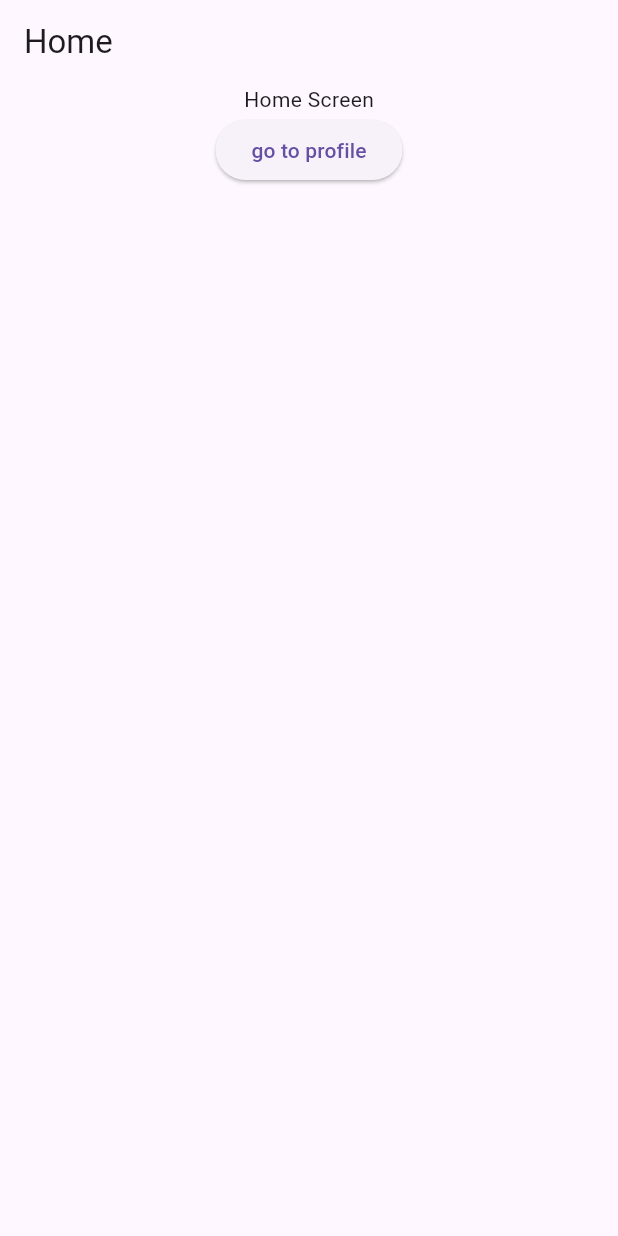
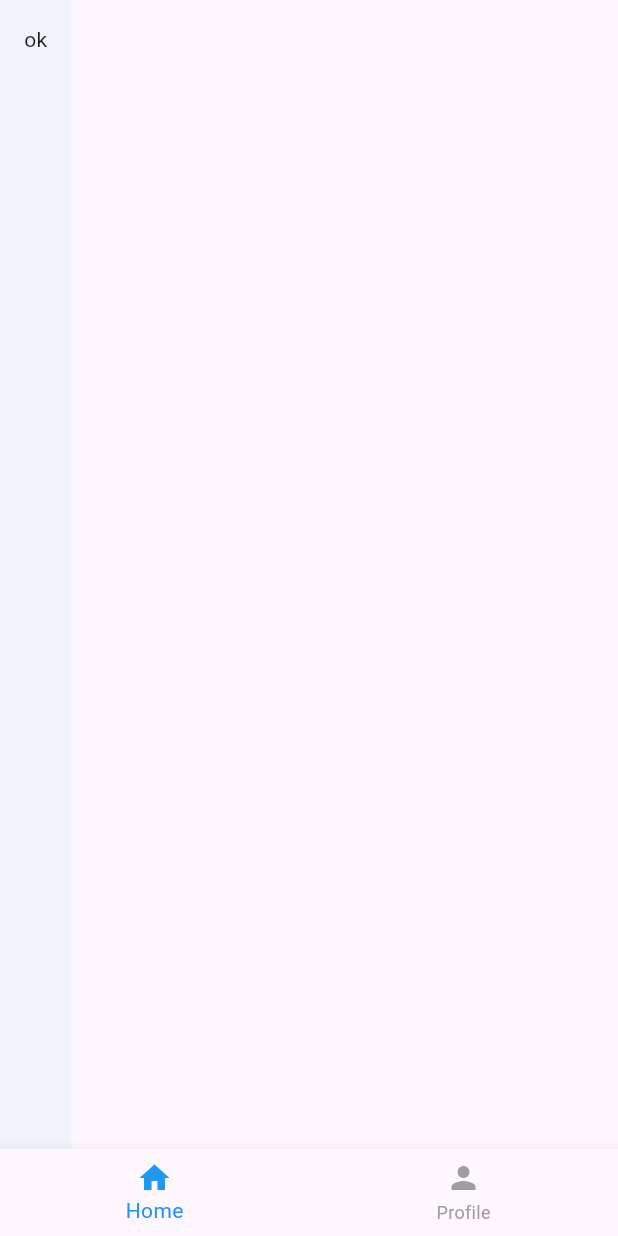
Before and after one commit to GuitherezDika/flutter_task, a Flutter app: the screen it shows after launch, on a phone screen of 412 x 824 dp. Run offline on Flutter 3.47's test engine with Material 3 defaults, Android fonts, the phone set to English and light mode, and no system bars.

Commit message:
feat: update screens file

```diff
--- a/lib/home_screen.dart
+++ /dev/null
@@ -1,25 +0,0 @@
-import 'package:flutter/material.dart';
-
-class HomeScreen extends StatelessWidget {
-  const HomeScreen({super.key});
-
-  @override
-  Widget build(BuildContext context) {
-    return Scaffold(
-      appBar: AppBar(title: const Text('Home')),
-      body: Center(
-        child: Column(
-          children: [
-            Text('Home Screen'),
-            ElevatedButton(
-              child: Text('go to profile'),
-              onPressed: () {
-                Navigator.pushNamed(context, '/profile');
-              },
-            ),
-          ],
-        ),
-      ),
-    );
-  }
-}
--- a/lib/main.dart
+++ b/lib/main.dart
@@ -1,6 +1,5 @@
 import 'package:flutter/material.dart';
-import 'package:flutter_task/home_screen.dart';
-import 'package:flutter_task/profile_screen.dart';
+import 'package:flutter_task/screens/main_tab_screen.dart';
 
 void main() => runApp(const MyApp());
 
@@ -11,12 +10,7 @@ class MyApp extends StatelessWidget {
   Widget build (BuildContext context) {
     return MaterialApp(
       title: 'Contoh Navigasi Flutter',
-      initialRoute: '/',
-      routes: {
-        '/': (context) => const HomeScreen(),
-        '/profile': (context) => const ProfileScreen(),
-      }
+      home: const MainTabScreen(),
     );
   }
-
 }
--- /dev/null
+++ b/lib/screens/home_screen.dart
@@ -0,0 +1,30 @@
+import 'package:flutter/material.dart';
+
+class HomeScreen extends StatefulWidget {
+  const HomeScreen({super.key});
+
+  @override
+  State<HomeScreen> createState() => _HomeScreenState();
+}
+
+class _HomeScreenState extends State<HomeScreen> {
+  @override
+  Widget build(BuildContext context) {
+    return MaterialApp(
+      title: 'Home',
+      home: Scaffold(
+        body: Container(
+          color: Color(0xFFf0f3f8),
+          child: Padding(
+            padding: EdgeInsets.all(16),
+            child: Column(
+              children: [
+                Text('ok')
+              ],
+            ),
+          )
+        ),
+      )
+    );
+  }
+}
--- /dev/null
+++ b/lib/screens/main_tab_screen.dart
@@ -0,0 +1,48 @@
+import 'package:flutter/material.dart';
+import 'package:flutter_task/screens/home_screen.dart';
+import 'package:flutter_task/screens/profile_screen.dart';
+
+class MainTabScreen extends StatefulWidget{
+  const MainTabScreen({super.key});
+
+  @override
+  State<MainTabScreen> createState() => _MainTabScreenState();
+}
+
+class _MainTabScreenState extends State<MainTabScreen> {
+  int _selectedIndex = 0;
+
+  final List<Widget> _pages = const [
+    HomeScreen(),
+    ProfileScreen(),
+  ];
+
+  void _onItemTapped(int index) {
+    setState(() {
+      _selectedIndex = index;
+    });
+  }
+
+  @override
+  Widget build(BuildContext context) {
+    return Scaffold(
+      body: _pages[_selectedIndex],
+      bottomNavigationBar: BottomNavigationBar(
+        currentIndex: _selectedIndex,
+        onTap: _onItemTapped,
+        selectedItemColor: Colors.blue,
+        unselectedItemColor: Colors.grey,
+        items: [
+          BottomNavigationBarItem(
+            icon: Icon(Icons.home),
+            label: 'Home',
+          ),
+          BottomNavigationBarItem(
+            icon: Icon(Icons.person),
+            label: 'Profile',
+          ),
+        ],
+      ),
+    );
+  }
+}
--- a/lib/profile_screen.dart
+++ b/lib/screens/profile_screen.dart
@@ -1,8 +1,13 @@
 import 'package:flutter/material.dart';
 
-class ProfileScreen extends StatelessWidget {
+class ProfileScreen extends StatefulWidget {
   const ProfileScreen({super.key});
 
+  @override
+  State<ProfileScreen> createState() => _ProfileScreenState();
+}
+
+class _ProfileScreenState extends State<ProfileScreen> {
   @override
   Widget build(BuildContext context) {
     return MaterialApp(
```
Also changed, not shown: lib/mainProfile.dart (deleted, +0 -413 lines), 2 other files.
